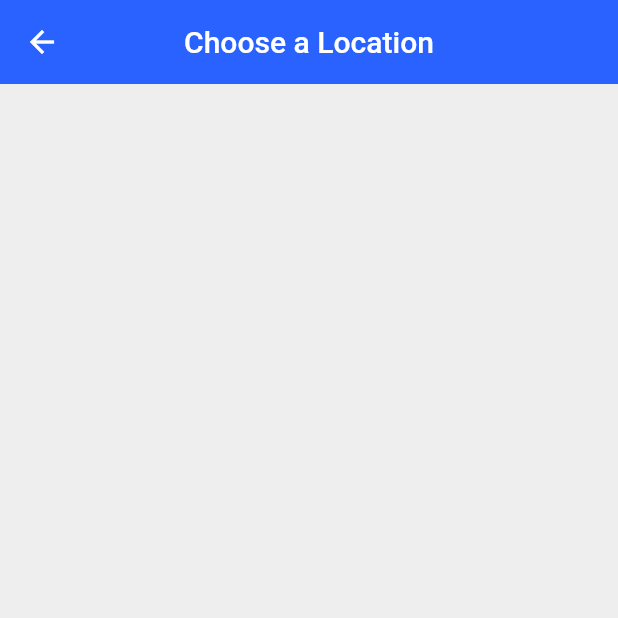
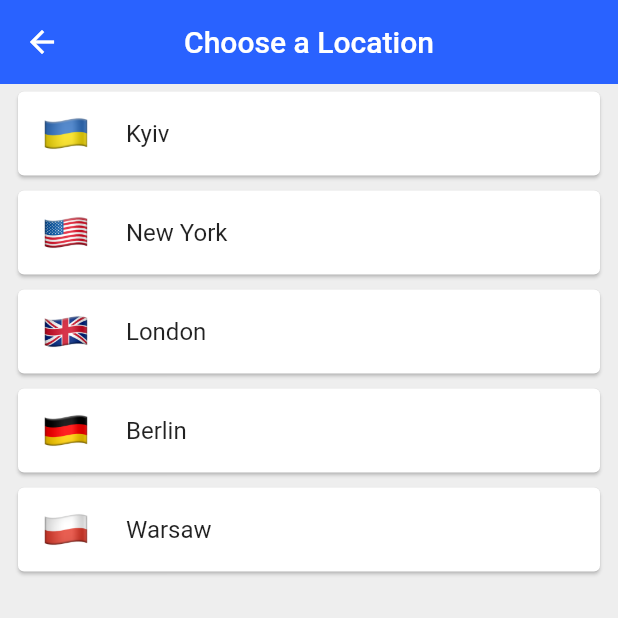
Before and after one commit to znatno/learning-flutter, a Flutter app: the ChooseLocation screen opened by its route, on a phone screen of 412 x 824 dp, the top half of it. Run offline on Flutter 3.47's test engine with Material 2 defaults, Android fonts, the phone set to English and light mode, and no system bars; our stand-ins replace flutter_spinkit; network calls fail.

Commit message:
world time app - choose a location upd

```diff
--- a/flutter-world-time/flutter_world_time/lib/pages/choose_location.dart
+++ b/flutter-world-time/flutter_world_time/lib/pages/choose_location.dart
@@ -1,4 +1,5 @@
 import 'package:flutter/material.dart';
+import 'package:flutter_world_time/services/world_time.dart';
 
 class ChooseLocation extends StatefulWidget {
   @override
@@ -6,6 +7,14 @@ class ChooseLocation extends StatefulWidget {
 }
 
 class _ChooseLocationState extends State<ChooseLocation> {
+
+  List<WorldTime> locations = [
+    WorldTime(url: 'Kyiv, Ukraine',   location: 'Kyiv',     flag: 'ukraine.png'),
+    WorldTime(url: 'New York, US',    location: 'New York', flag: 'us.png'),
+    WorldTime(url: 'London, UK',      location: 'London',   flag: 'uk.png'),
+    WorldTime(url: 'Berlin, Germany', location: 'Berlin',   flag: 'germany.png'),
+    WorldTime(url: 'Warsaw, Poland',  location: 'Warsaw',   flag: 'poland.png'),
+  ];
 
   @override
   Widget build(BuildContext context) {
@@ -18,7 +27,32 @@ class _ChooseLocationState extends State<ChooseLocation> {
         centerTitle: true,
         elevation: 0,
       ),
-      body: Text(''),
+      body: ListView.builder(
+        itemCount: locations.length,
+        itemBuilder: (context, index) {
+          return Padding(
+            padding: const EdgeInsets.symmetric(vertical: 1, horizontal: 8),
+            child: Card(
+              child: ListTile(
+                onTap: () {
+                  print(locations[index].location);
+                },
+                title: Text(locations[index].location),
+                leading: Container(
+                  width: 32,
+                  height: 32,
+                  decoration: BoxDecoration(
+                    image: DecorationImage(
+                      image: AssetImage('assets/${locations[index].flag}'),
+                      fit: BoxFit.cover
+                    )
+                  ),
+                ),
+              ),
+            ),
+          );
+        },
+      ),
     );
   }
 }
--- a/flutter-world-time/flutter_world_time/lib/pages/home.dart
+++ b/flutter-world-time/flutter_world_time/lib/pages/home.dart
@@ -17,9 +17,11 @@ class _HomeState extends State<Home> {
 
     // set bg image
     String bgImage = data['isDaytime'] ? 'day.JPG' : 'night.JPG';
+    Color bgColor = data['isDaytime'] ? Colors.indigoAccent : Colors.indigo[800];
     Color textColor = data['isDaytime'] ? Colors.grey[900] : Colors.white;
 
     return Scaffold(
+      backgroundColor: bgColor,
       body: SafeArea(
           child: Container(
             decoration: BoxDecoration(
--- a/flutter-world-time/flutter_world_time/lib/services/world_time.dart
+++ b/flutter-world-time/flutter_world_time/lib/services/world_time.dart
@@ -21,8 +21,7 @@ class WorldTime {
 
       // get properties from data
       String datetime = data['datetime'];
-      int offset = data['gmt_offset'];
-      // print(datetime);
+      // int offset = data['gmt_offset'];
 
       // DateTime obj
       DateTime now = DateTime.parse(datetime);
--- a/flutter-world-time/flutter_world_time/pubspec.yaml
+++ b/flutter-world-time/flutter_world_time/pubspec.yaml
@@ -52,6 +52,7 @@ flutter:
   # To add assets to your application, add an assets section, like this:
   assets:
     - assets/
+
   # An image asset can refer to one or more resolution-specific "variants", see
   # https://flutter.dev/assets-and-images/#resolution-aware.
 
```
Also changed, not shown: flutter-world-time/flutter_world_time/assets/germany.png (added), flutter-world-time/flutter_world_time/assets/poland.png (added), flutter-world-time/flutter_world_time/assets/uk.png (added), flutter-world-time/flutter_world_time/assets/ukraine.png (added), flutter-world-time/flutter_world_time/assets/us.png (added).
